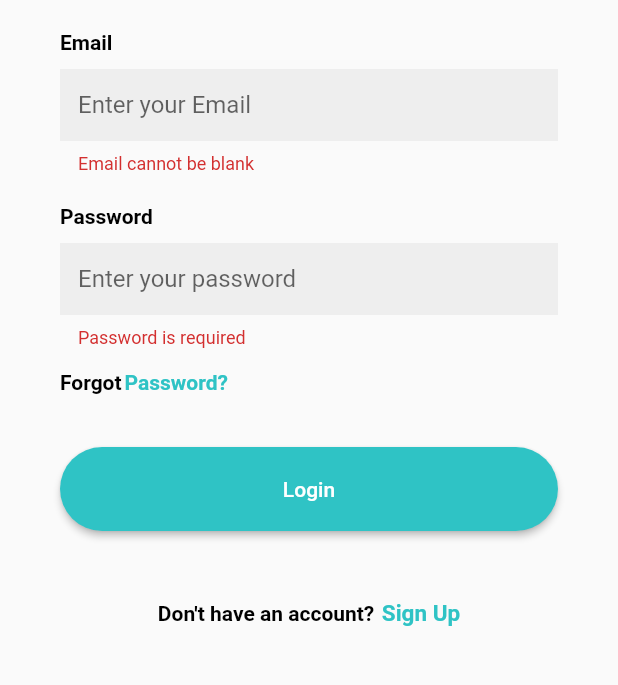
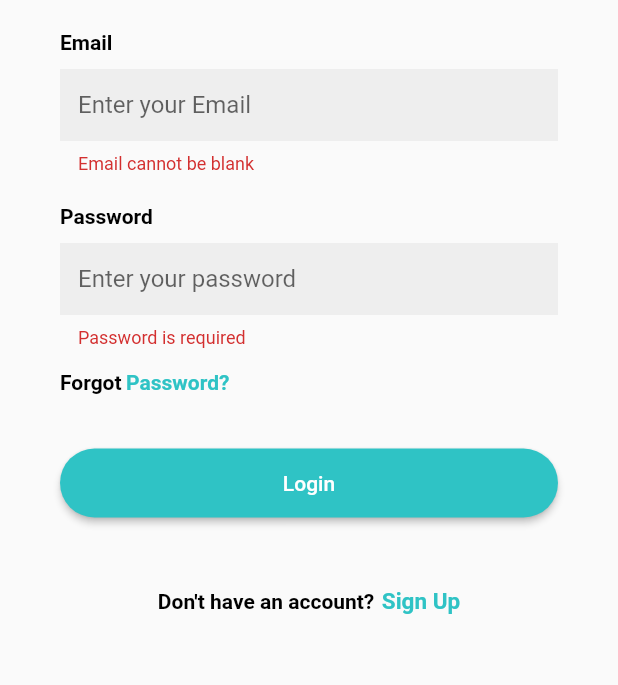
Before and after one commit to shibinv22/CashTaskApplication, a Flutter app: the LoginPage screen opened directly, after a tap on "Login", on a phone screen of 412 x 824 dp, the part 360-1045 px from its top. Run offline on Flutter 3.47's test engine with Material 2 defaults, Android fonts, the phone set to English and light mode, and no system bars.

Commit message:
10.07.2021

```diff
--- a/lib/main.dart
+++ b/lib/main.dart
@@ -2,7 +2,6 @@
 import 'package:flutter/material.dart';
 import 'package:untitled1/ui/pages/incorrectOtp.dart';
 import 'package:untitled1/ui/pages/login.dart';
-import 'package:untitled1/ui/pages/otp.dart';
 
 void main() {
   runApp(MyApp());
@@ -12,7 +11,7 @@ class MyApp extends StatelessWidget {
   @override
   Widget build(BuildContext context) {
     return MaterialApp(
-      home: IncorrectOtpPage(),
+      home: LoginPage(),
       debugShowCheckedModeBanner: false,
     );
   }
--- a/lib/ui/pages/dashboard.dart
+++ b/lib/ui/pages/dashboard.dart
@@ -163,10 +163,10 @@ class _DashBoardState extends State<DashBoard> {
 }
 
 class TileInfo {
-  final String HoldingName;
-  final String Amount;
+  final String holdingName;
+  final String amount;
   final Color startColor;
   final Color endColor;
 
-  TileInfo(this.HoldingName, this.Amount, this.startColor, this.endColor);
+  TileInfo(this.holdingName, this.amount, this.startColor, this.endColor);
 }
--- a/lib/ui/pages/login.dart
+++ b/lib/ui/pages/login.dart
@@ -1,4 +1,3 @@
-import 'dart:convert';
 import 'package:flutter/cupertino.dart';
 import 'package:flutter/material.dart';
 import 'package:untitled1/network/api.dart';
@@ -65,7 +64,7 @@ class _LoginPageState extends State<LoginPage> {
                           Row(
                             children: [
                               TitleTextField(text: 'Forgot'),
-                              SizedBox(width: 2.0),
+                              SizedBox(width: 3.0),
                               TitleTextField(
                                 text: 'Password?',
                                 textColor: AppColors.appColor,
@@ -73,50 +72,10 @@ class _LoginPageState extends State<LoginPage> {
                             ],
                           ),
                           SizedBox(height: 35.0),
-                          MaterialButton(
-                            child: Padding(
-                              padding: const EdgeInsets.all(20.0),
-                              child: Row(
-                                mainAxisAlignment: MainAxisAlignment.center,
-                                children: [
-                                  Text(
-                                    'Login',
-                                    style: TextStyle(color: Colors.white),
-                                  ),
-                                ],
-                              ),
-                            ),
-                            color: AppColors.appColor,
-                            shape: const StadiumBorder(),
-                            onPressed: () async {
-                              if (_formKey.currentState!.validate()) {
-                                var email = emailController.text;
-                                var password = passwordController.text;
-                                setState(() {
-                                  message = 'Please wait...';
-                                });
-                                var res = await loginUser(email, password);
-                                var jsonResponse = null;
-                                if (res.containsKey('status')) {
-                                  setState(() {
-                                    message = 'Loading....';
-                                    String jsonObj = jsonEncode(res);
-                                    print(jsonObj);
-                                  });
-                                  if (res['status'] == 200) {
-                                    jsonResponse = json.decode(res);
-                                    if (jsonResponse != null) {
-                                      Navigator.push(context,
-                                          MaterialPageRoute(builder: (context) {
-                                        return OtpPage();
-                                      }));
-                                    }
-                                  } else {
-                                    message = 'Error....';
-                                  }
-                                }
-                              }
-                            },
+                          CustomButton(
+                            text: 'Login',
+                            padding: 15.0,
+                            onBtnPressed: loginMethod,
                           ),
                           SizedBox(height: 10.0),
                           Text(message),
@@ -143,4 +102,26 @@ class _LoginPageState extends State<LoginPage> {
       ),
     );
   }
+
+  loginMethod() async {
+    if (_formKey.currentState!.validate()) {
+      var email = emailController.text;
+      var password = passwordController.text;
+      setState(() async {
+        message = 'Please wait...';
+        ApiService api = ApiService();
+        var res = await api.loginUser(email, password, "2", 2);
+        print(res);
+        if (res.containsKey('answer_token')) {
+          Navigator.push(context, MaterialPageRoute(builder: (context) {
+            return OtpPage();
+          }));
+        } else {
+          setState(() {
+            message = 'Invalid Credentials..Login Failed';
+          });
+        }
+      });
+    }
+  }
 }
--- a/lib/ui/widgets/customRepeatingTexts.dart
+++ b/lib/ui/widgets/customRepeatingTexts.dart
@@ -79,6 +79,7 @@ class OtpBox extends StatelessWidget {
           maxLength: 6,
           showCursor: false,
           keyboardType: TextInputType.number,
+          // ignore: deprecated_member_use
           inputFormatters: [WhitelistingTextInputFormatter.digitsOnly],
           textAlign: TextAlign.center,
           decoration: inputDecoration,
--- a/lib/ui/widgets/customWidgets.dart
+++ b/lib/ui/widgets/customWidgets.dart
@@ -20,7 +20,7 @@ class CustomTextFormField extends StatelessWidget {
   @override
   Widget build(BuildContext context) {
     return TextFormField(
-      autovalidate: true,
+      autovalidateMode: AutovalidateMode.always,
       decoration: InputDecoration(
         border: InputBorder.none,
         fillColor: Colors.grey[200],
```
Also changed, not shown: lib/model/login_model.dart (+11 -27 lines), lib/network/api.dart (+52 -20 lines).
